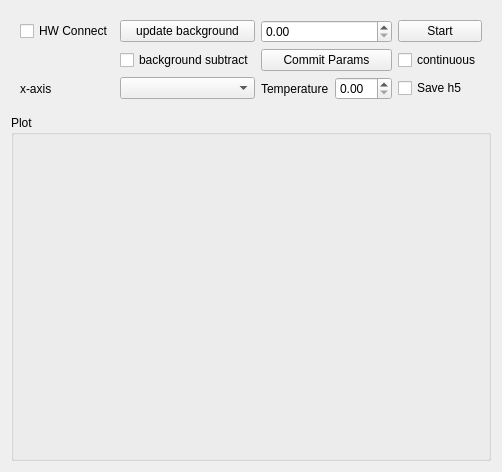
Qt form picam_readout.ui (UBene/HW_picam) before a commit.
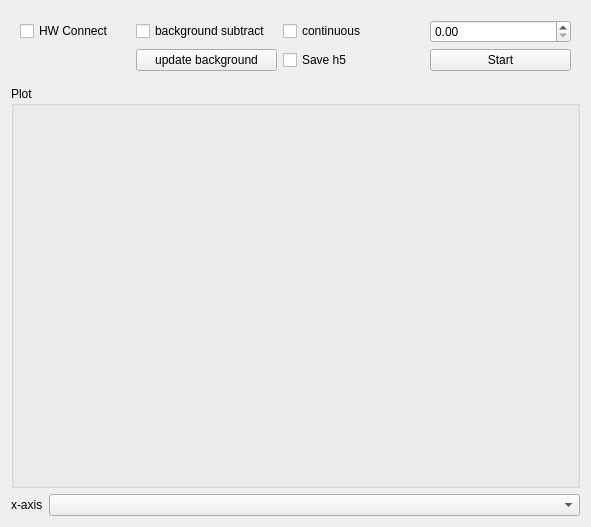
The same form after that commit.

Commit message: [picam] better control to connect multiple

```diff
--- a/picam_readout.ui
+++ b/picam_readout.ui
@@ -6,89 +6,68 @@
    <rect>
     <x>0</x>
     <y>0</y>
-    <width>455</width>
-    <height>472</height>
+    <width>591</width>
+    <height>527</height>
    </rect>
   </property>
   <property name="windowTitle">
    <string>Form</string>
   </property>
-  <layout class="QVBoxLayout" name="verticalLayout" stretch="0,1">
+  <layout class="QVBoxLayout" name="verticalLayout" stretch="0,1,0">
    <item>
     <widget class="QWidget" name="control_widget" native="true">
      <layout class="QGridLayout" name="gridLayout">
-      <item row="3" column="4">
-       <widget class="QLabel" name="label_2">
-        <property name="text">
-         <string>Temperature</string>
+      <item row="2" column="0">
+       <widget class="QCheckBox" name="hw_connect_checkBox">
+        <property name="maximumSize">
+         <size>
+          <width>110</width>
+          <height>16777215</height>
+         </size>
         </property>
-       </widget>
-      </item>
-      <item row="2" column="4" colspan="2">
-       <widget class="QPushButton" name="commit_pushButton">
         <property name="text">
-         <string>Commit Params</string>
+         <string>HW Connect</string>
         </property>
        </widget>
       </item>
-      <item row="2" column="2" colspan="2">
-       <widget class="QCheckBox" name="background_subtract_checkBox">
-        <property name="text">
-         <string>background subtract</string>
-        </property>
-       </widget>
+      <item row="2" column="7">
+       <widget class="QDoubleSpinBox" name="int_time_doubleSpinBox"/>
       </item>
-      <item row="1" column="2" colspan="2">
+      <item row="3" column="1">
        <widget class="QPushButton" name="update_background_pushButton">
         <property name="text">
          <string>update background</string>
         </property>
        </widget>
       </item>
-      <item row="3" column="5">
-       <widget class="QDoubleSpinBox" name="temp_doubleSpinBox"/>
-      </item>
-      <item row="1" column="6">
-       <widget class="QPushButton" name="start_pushButton">
+      <item row="2" column="1">
+       <widget class="QCheckBox" name="background_subtract_checkBox">
         <property name="text">
-         <string>Start</string>
+         <string>background subtract</string>
         </property>
        </widget>
       </item>
-      <item row="2" column="6">
-       <widget class="QCheckBox" name="continuous_checkBox">
-        <property name="text">
-         <string>continuous</string>
-        </property>
-       </widget>
-      </item>
-      <item row="3" column="6">
+      <item row="3" column="2">
        <widget class="QCheckBox" name="save_h5_checkBox">
         <property name="text">
          <string>Save h5</string>
         </property>
        </widget>
       </item>
-      <item row="1" column="0">
-       <widget class="QCheckBox" name="hw_connect_checkBox">
+      <item row="2" column="2">
+       <widget class="QCheckBox" name="continuous_checkBox">
         <property name="text">
-         <string>HW Connect</string>
+         <string>continuous</string>
         </property>
        </widget>
       </item>
-      <item row="3" column="0">
-       <widget class="QLabel" name="label_3">
+      <item row="3" column="7">
+       <widget class="QPushButton" name="start_pushButton">
         <property name="text">
-         <string>x-axis</string>
+         <string>Start</string>
         </property>
        </widget>
       </item>
-      <item row="3" column="2" colspan="2">
-       <widget class="QComboBox" name="wl_calib_comboBox"/>
-      </item>
-      <item row="1" column="4" colspan="2">
-       <widget class="QDoubleSpinBox" name="int_time_doubleSpinBox"/>
-      </item>
      </layout>
     </widget>
    </item>
@@ -100,6 +79,20 @@
      <layout class="QVBoxLayout" name="verticalLayout_2"/>
     </widget>
    </item>
+   <item>
+    <layout class="QFormLayout" name="formLayout">
+     <item row="0" column="0">
+      <widget class="QLabel" name="label_3">
+       <property name="text">
+        <string>x-axis</string>
+       </property>
+      </widget>
+     </item>
+     <item row="0" column="1">
+      <widget class="QComboBox" name="x_axis_comboBox"/>
+     </item>
+    </layout>
+   </item>
   </layout>
  </widget>
  <resources/>
```
The commit also changes 7 other files.
